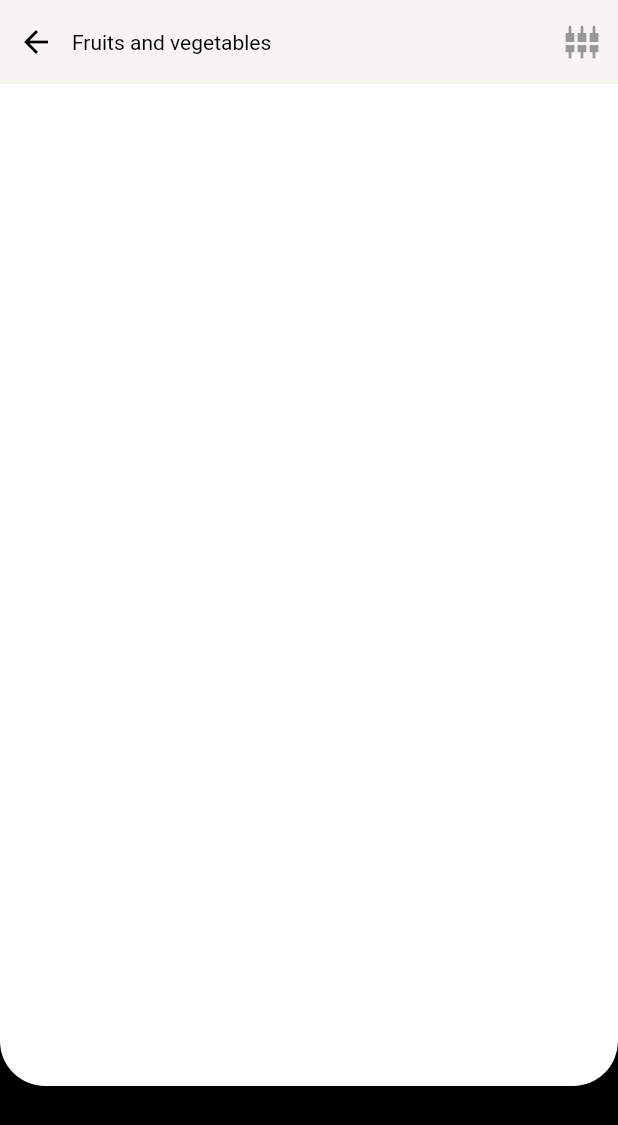
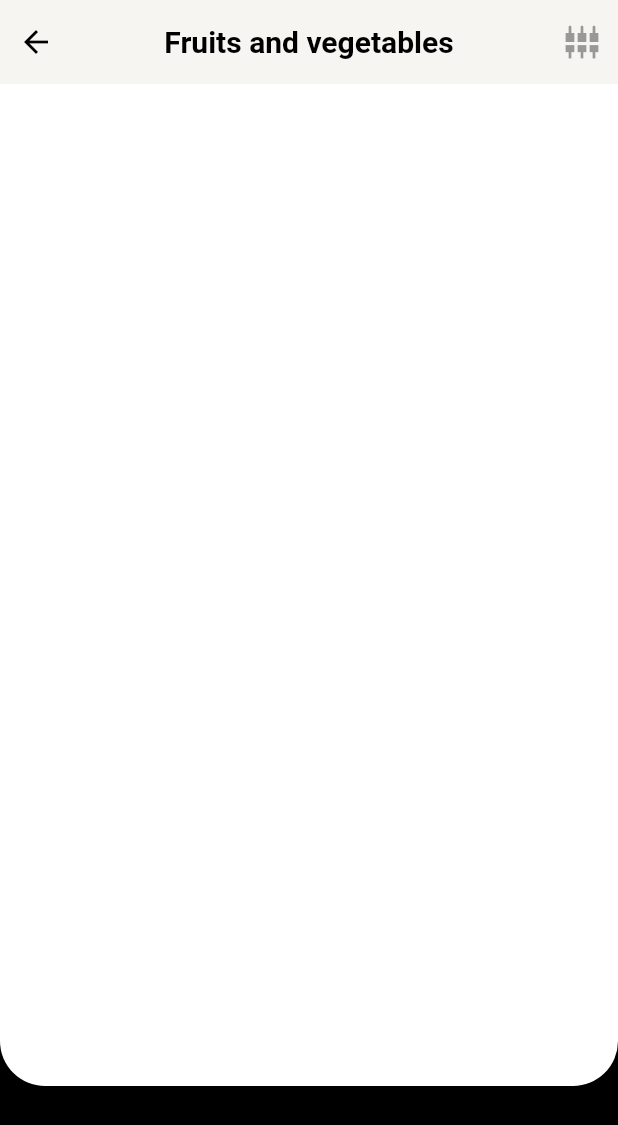
Before and after one commit to thevoidloop/grocery_store, a Flutter app: the screen it shows after launch, on a phone screen of 412 x 824 dp. Shown: the top 1125 px of the screen. Run offline on Flutter 3.47's test engine with Material 2 defaults, Android fonts, the phone set to English and light mode, and no system bars.

```diff
--- /dev/null
+++ b/lib/block.dart
@@ -0,0 +1,26 @@
+import 'package:flutter/material.dart';
+
+enum GroceryState {
+  normal,
+  details,
+  cart,
+}
+
+class GroceryStoreBlock with ChangeNotifier {
+  GroceryState groceryState = GroceryState.normal;
+
+  void changeToNormal() {
+    groceryState = GroceryState.normal;
+    notifyListeners();
+  }
+
+  void changeToDetails() {
+    groceryState = GroceryState.details;
+    notifyListeners();
+  }
+
+  void changeToCart() {
+    groceryState = GroceryState.cart;
+    notifyListeners();
+  }
+}
--- a/lib/screens/home_screen.dart
+++ b/lib/screens/home_screen.dart
@@ -1,15 +1,26 @@
 import 'package:flutter/material.dart';
+import 'package:grocery_store/block.dart';
 
 const _backgroundColor = Color(0xFFF6F5F2);
 const _cartBarHeight = 100.0;
 
-class HomeScreen extends StatelessWidget {
+class HomeScreen extends StatefulWidget {
   const HomeScreen({Key? key}) : super(key: key);
+
+  @override
+  State<HomeScreen> createState() => _HomeScreenState();
+}
+
+class _HomeScreenState extends State<HomeScreen> {
+  final block = GroceryStoreBlock();
 
   @override
   Widget build(BuildContext context) {
     final size = MediaQuery.of(context).size;
 
+    return AnimatedBuilder(
+      animation: block,
+      builder: (context, _) {
         return Scaffold(
             backgroundColor: Colors.black,
             body: Column(children: [
@@ -28,10 +39,18 @@ class HomeScreen extends StatelessWidget {
                             borderRadius: BorderRadius.only(
                                 bottomLeft: Radius.circular(30),
                                 bottomRight: Radius.circular(30))),
-                  ))
+                      )),
+                  Positioned(
+                      left: 0,
+                      right: 0,
+                      top: size.height - kToolbarHeight - _cartBarHeight,
+                      height: size.height,
+                      child: Container(color: Colors.black))
                 ],
               ))
             ]));
+      },
+    );
   }
 }
 
@@ -47,9 +66,14 @@ class _AppBarGrocery extends StatelessWidget {
             color: Colors.black,
           ),
           Expanded(
+              child: Center(
             child: Text(
               'Fruits and vegetables',
-            style: TextStyle(color: Colors.black),
+              style: TextStyle(
+                  color: Colors.black,
+                  fontSize: 20,
+                  fontWeight: FontWeight.bold),
+            ),
           )),
           IconButton(
               onPressed: null, icon: Icon(Icons.settings_input_component_sharp))
```
Lines whose indentation alone changed are shown as unchanged.
